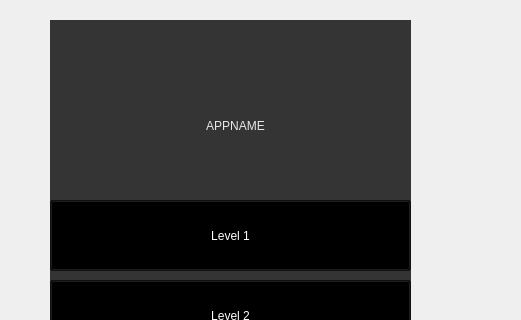
First picture: the form in mainmenu.ui, repository University-of-Utah-CS3505/a9-edu-app-MAUIFanClub, before the edit; both pictures show x 0 to 521 and y 0 to 320 of the 800 by 600 pixel window.
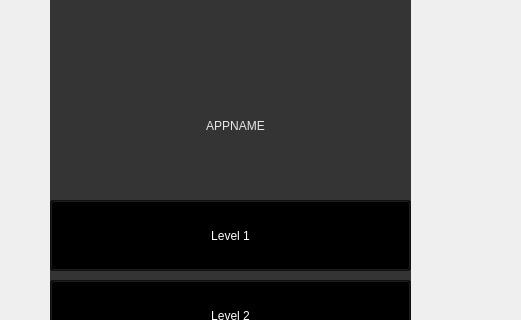
Second picture: the form after the edit. Icons and pictures are not drawn.

Commit message: changed background image

Diff of the .ui file:
```diff
--- a/mainmenu.ui
+++ b/mainmenu.ui
@@ -40,7 +40,7 @@
     <property name="geometry">
      <rect>
       <x>0</x>
-      <y>20</y>
+      <y>0</y>
       <width>801</width>
       <height>601</height>
      </rect>
@@ -197,9 +197,9 @@
     <property name="geometry">
      <rect>
       <x>50</x>
-      <y>20</y>
+      <y>0</y>
       <width>361</width>
-      <height>581</height>
+      <height>601</height>
      </rect>
     </property>
     <property name="autoFillBackground">
```
Left out of the diff: 4 changed lines with no effect on the pictures. The commit also changes 2 other files.
